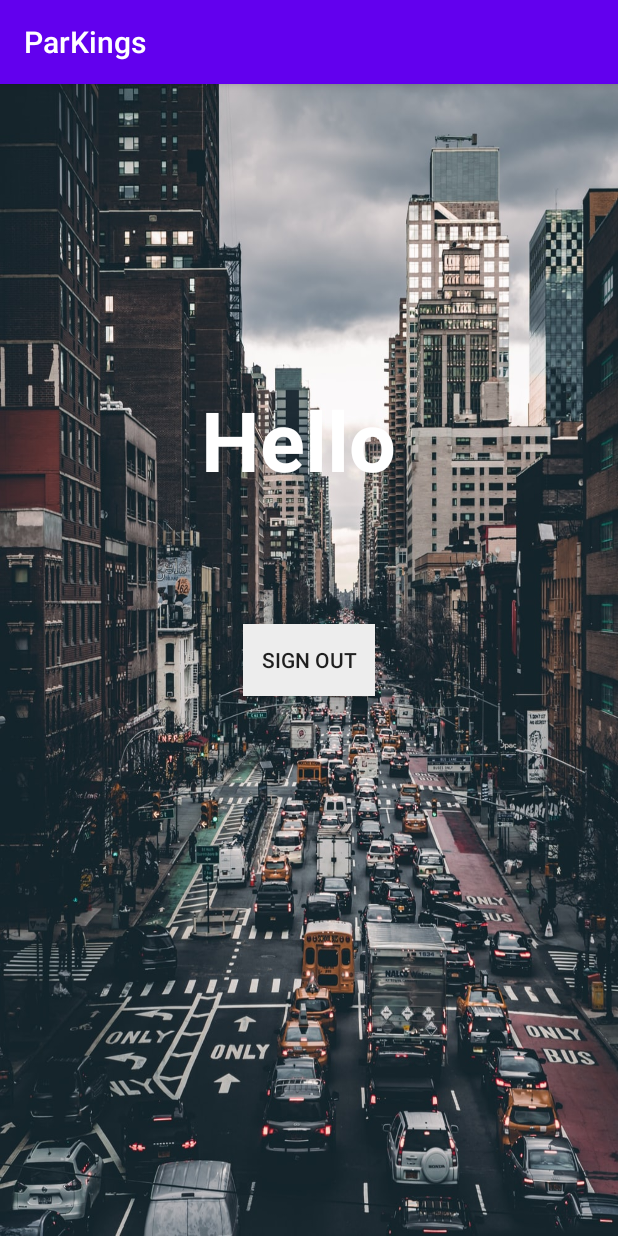
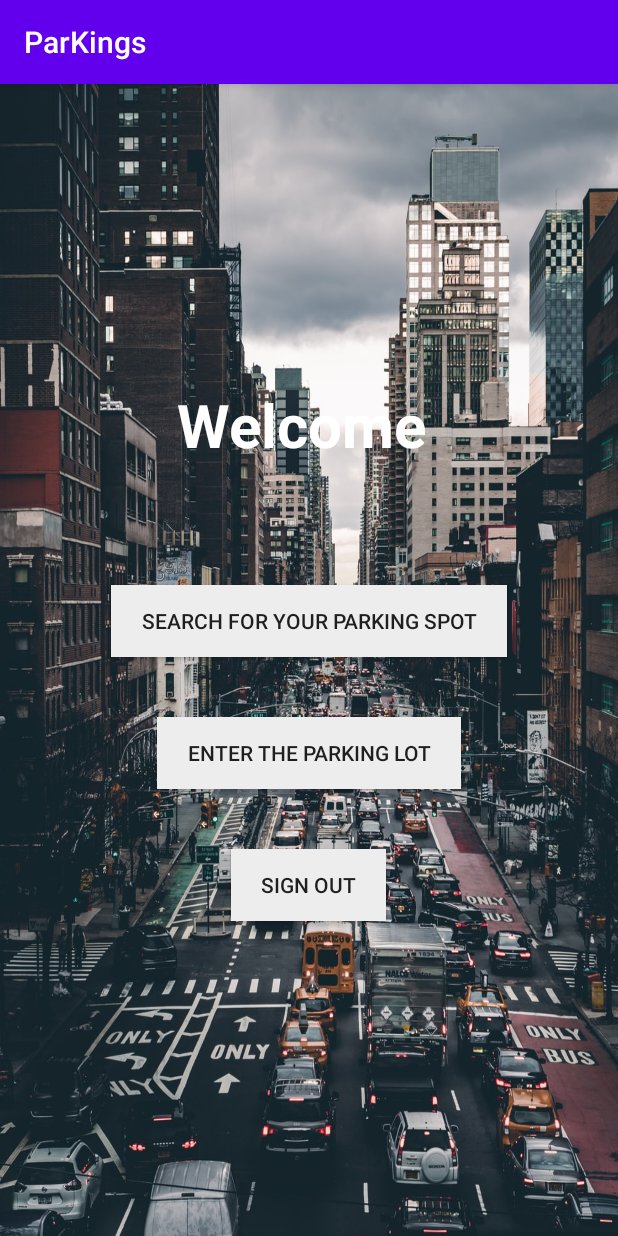
Before and after one commit to MiruGrigoras/ParKings, an Android app: the screen it shows after launch once a user with an empty profile is signed in (MenuActivity), on a phone screen of 412 x 824 dp. Run offline under Robolectric (Android 15) with nearby library versions, the phone set to English and light mode, and no system bars; our stand-ins replace Firebase (no records; nobody signed in at launch, a user with empty details on screens opened directly).

Commit message:
Added the three buttons in the main menu

```diff
--- a/ParKings_final/app/src/main/java/com/si/parkings/MenuActivity.java
+++ b/ParKings_final/app/src/main/java/com/si/parkings/MenuActivity.java
@@ -26,7 +26,7 @@ public class MenuActivity extends AppCompatActivity {
     private void setText() {
         TextView helloText = findViewById(R.id.helloText);
        currentUser = FirebaseAuth.getInstance().getCurrentUser();
-       helloText.setText("Hello " + currentUser.getDisplayName());
+       helloText.setText("Welcome " + currentUser.getDisplayName());
     }
     private void setupUI(){
 
--- a/ParKings_final/app/src/main/res/layout/activity_main.xml
+++ b/ParKings_final/app/src/main/res/layout/activity_main.xml
@@ -30,12 +30,12 @@
 
         <com.google.android.gms.common.SignInButton
             android:id="@+id/signin_button"
-            android:layout_width="285dp"
-            android:layout_height="wrap_content"
+            android:layout_width="150dp"
+            android:layout_height="10dp"
             android:layout_gravity="center_horizontal"
-            android:layout_marginLeft="@dimen/signin_button_margins"
-            android:layout_marginTop="@dimen/signin_button_margins"
-            android:layout_marginRight="@dimen/signin_button_margins"
+            android:layout_marginLeft="@dimen/button_margins"
+            android:layout_marginTop="@dimen/button_margins"
+            android:layout_marginRight="@dimen/button_margins"
             android:layout_marginBottom="@dimen/margins_content_main_activity"
             android:layout_weight="25"
             app:layout_constraintTop_toBottomOf="@id/logo" />
--- a/ParKings_final/app/src/main/res/layout/activity_menu.xml
+++ b/ParKings_final/app/src/main/res/layout/activity_menu.xml
@@ -7,43 +7,79 @@
     tools:context=".MenuActivity"
     android:background="@drawable/citytraffic">
 
-    <RelativeLayout
+    <LinearLayout
         android:layout_width="match_parent"
-        android:layout_height="match_parent">
+        android:layout_height="match_parent"
+        android:orientation="vertical">
         <TextView
             android:id="@+id/helloText"
             android:layout_width="wrap_content"
             android:layout_height="wrap_content"
             android:ems="10"
-            android:text="Hello, %s"
-            tools:layout_editor_absoluteX="108dp"
-            tools:layout_editor_absoluteY="175dp"
-            android:textColor="#FFFF"
+            android:text="Welcome, %s"
+            android:textColor="#FFFFFF"
             android:textStyle="bold"
-            android:textSize="55sp"
+            android:textSize="40sp"
             android:layout_marginTop="200dp"
             android:gravity="center"
             app:layout_constraintTop_toTopOf="parent"
             app:layout_constraintLeft_toRightOf="parent"
             app:layout_constraintRight_toLeftOf="parent"
-            app:layout_constraintBottom_toTopOf="@id/signout_button"
-            app:layout_constraintHorizontal_bias="0.5" />
+            app:layout_constraintBottom_toTopOf="@id/search_parking_button"/>
+        <!--"text=#613637" -->
+
+        <Button
+            android:id="@+id/search_parking_button"
+            android:layout_width="wrap_content"
+            android:layout_height="wrap_content"
+            android:text="Search for your parking spot"
+            android:layout_gravity="center"
+            android:paddingLeft="@dimen/button_padding"
+            android:paddingRight="@dimen/button_padding"
+            android:layout_marginTop="80dp"
+            android:layout_marginBottom="20dp"
+            android:background="@color/signoutButton"
+            app:layout_constraintTop_toBottomOf="@id/helloText"
+            app:layout_constraintLeft_toRightOf="parent"
+            app:layout_constraintRight_toLeftOf="parent"
+            app:layout_constraintBottom_toTopOf="@id/enter_parking_button">
+        </Button>
+
+        <Button
+            android:id="@+id/enter_parking_button"
+            android:layout_width="wrap_content"
+            android:layout_height="wrap_content"
+            android:text="Enter the parking lot"
+            android:layout_gravity="center"
+            android:paddingLeft="@dimen/button_padding"
+            android:paddingRight="@dimen/button_padding"
+            android:layout_marginTop="20dp"
+            android:layout_marginBottom="20dp"
+            android:background="@color/signoutButton"
+            app:layout_constraintTop_toBottomOf="@id/search_parking_button"
+            app:layout_constraintLeft_toRightOf="parent"
+            app:layout_constraintRight_toLeftOf="parent"
+            app:layout_constraintBottom_toTopOf="@id/signout_button">
+        </Button>
+
         <Button
             android:id="@+id/signout_button"
             android:layout_width="wrap_content"
             android:layout_height="wrap_content"
             android:text="Sign out"
-            android:layout_centerInParent="true"
+            android:layout_gravity="center"
+            android:paddingLeft="@dimen/button_padding"
+            android:paddingRight="@dimen/button_padding"
+            android:layout_marginTop="20dp"
+            android:layout_marginBottom="20dp"
             android:background="@color/signoutButton"
-            app:layout_constraintTop_toTopOf="@id/helloText"
+            app:layout_constraintTop_toBottomOf="@id/enter_parking_button"
             app:layout_constraintLeft_toRightOf="parent"
             app:layout_constraintRight_toLeftOf="parent"
-            app:layout_constraintBottom_toTopOf="parent"
-            app:layout_constraintHorizontal_bias="0.5">
+            app:layout_constraintBottom_toBottomOf="parent">
         </Button>
 
-
-    </RelativeLayout>
+    </LinearLayout>
 
 
 </androidx.constraintlayout.widget.ConstraintLayout>
--- a/ParKings_final/app/src/main/res/values/dimensions.xml
+++ b/ParKings_final/app/src/main/res/values/dimensions.xml
@@ -1,6 +1,7 @@
 <?xml version="1.0" encoding="utf-8"?>
 <resources>
     <dimen name="app_name_size">50sp</dimen>
-    <dimen name="signin_button_margins">100dp</dimen>
+    <dimen name="button_margins">100dp</dimen>
     <dimen name="margins_content_main_activity">150dp</dimen>
+    <dimen name="button_padding">20dp</dimen>
 </resources>
```
